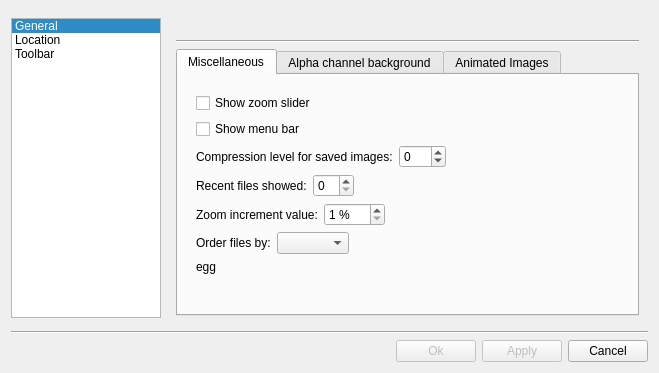
First picture: the form in src/forms/configdialog.ui, repository hawaii-desktop/eyesight, before the edit.
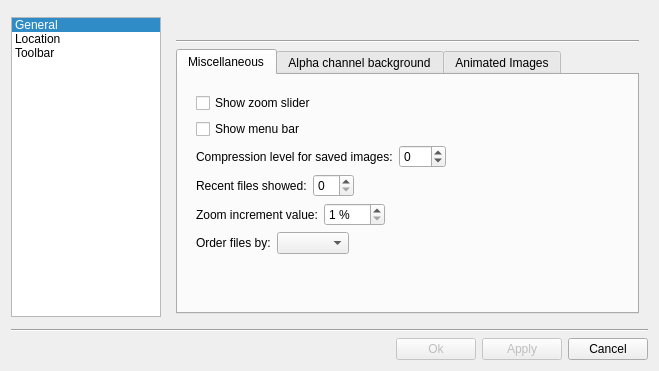
Second picture: the form after the edit.

Diff of the .ui file:
```diff
--- a/src/forms/configdialog.ui
+++ b/src/forms/configdialog.ui
@@ -6,8 +6,8 @@
    <rect>
     <x>0</x>
     <y>0</y>
-    <width>632</width>
-    <height>357</height>
+    <width>657</width>
+    <height>358</height>
    </rect>
   </property>
   <property name="sizePolicy">
@@ -311,16 +311,6 @@
                   </item>
                  </layout>
                 </item>
-                <item>
-                 <widget class="QLabel" name="configureEggsLabel">
-                  <property name="text">
-                   <string notr="true">egg</string>
-                  </property>
-                  <property name="wordWrap">
-                   <bool>true</bool>
-                  </property>
-                 </widget>
-                </item>
                 <item>
                  <spacer name="verticalSpacer">
                   <property name="orientation">
```
